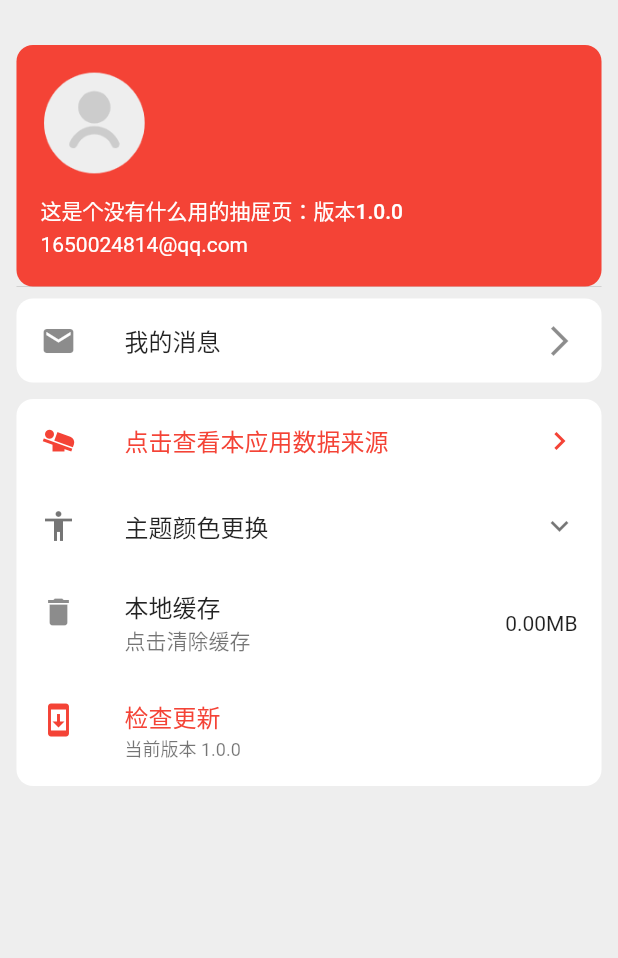
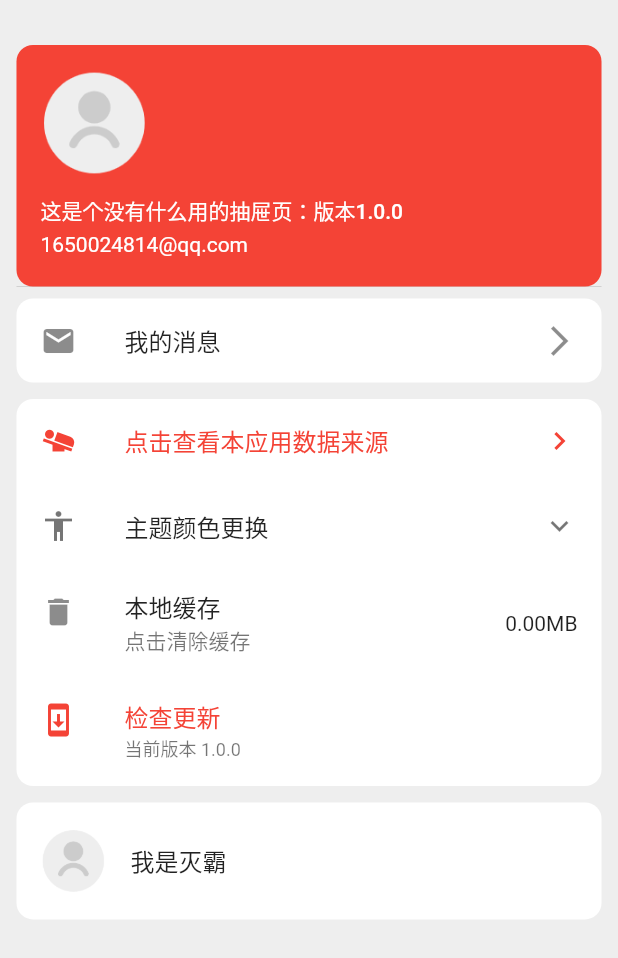
Before and after one commit to wudeh/flutter_music_code, a Flutter app: the DrawerPage screen opened directly, on a phone screen of 412 x 824 dp. Shown: the top 958 px of the screen. Run offline on Flutter 3.47's test engine with Material 2 defaults, Android fonts, the light colour scheme and no system bars; drawn by our look-alikes of oktoast; our stand-ins replace animated_flip_counter, cookie_jar, dio, dio_cookie_manager, event_bus, extended_image and 15 more; missing offline and left inert: crop_your_image, flutter_card_swipper, flutter_downloader; accounts and stored records are empty; network calls fail.

Commit message:
修复搜索框输入多字符遮挡问题；增加灭霸动画

```diff
--- a/lib/page/Drawer/Drawer.dart
+++ b/lib/page/Drawer/Drawer.dart
@@ -4,6 +4,7 @@ import 'package:test22/page/Drawer/Download.dart';
 import 'package:test22/page/Drawer/msg.dart';
 import 'package:test22/page/common/crop_image.dart';
 import 'package:test22/page/common/extended_image.dart';
+import 'package:test22/page/common/mieba.dart';
 import 'package:test22/provider/color.dart';
 import 'package:test22/provider/user.dart';
 import 'package:test22/router/navigator_util.dart';
@@ -238,11 +239,44 @@ class _DrawerPageState extends State<DrawerPage> {
                           borderRadius: BorderRadius.all(Radius.circular(10.w)),
                           color: Colors.white,
                         ),
-                        child: Center(
+                        child: const Center(
                           child: Text("退出登录"),
                         ),
                       ),
-                    )
+                    ),
+              // 一个灭霸消失效果
+              Sandable(
+                child: Container(
+                  padding: EdgeInsets.only(top: 10.w, bottom: 10.w),
+                  margin: EdgeInsets.only(top: 10.w),
+                  decoration: BoxDecoration(
+                    borderRadius: BorderRadius.all(Radius.circular(10.w)),
+                    color: Colors.white,
+                  ),
+                  child: ListTile(
+                    leading: Provider.of<UserModel>(context)
+                            .userInfo
+                            ?.profile
+                            ?.avatarUrl ==
+                        null
+                    ? ClipOval(
+                        child: Image.asset(
+                        'assets/images/img_user_head.png',
+                        width: 40.w,
+                      ))
+                    : ExtenedImage(
+                          img: Provider.of<UserModel>(context)
+                              .userInfo
+                              ?.profile
+                              ?.avatarUrl,
+                          height: 40.w,
+                          width: 40.w,
+                          isRectangle: false,
+                        ),
+                    title: const Text("我是灭霸"),
+                  ),
+                ),
+              )
             ],
           ),
         ),
--- /dev/null
+++ b/lib/page/common/mieba.dart
@@ -0,0 +1,167 @@
+// 手动导入一下各种需要的包
+import 'dart:math';
+import 'dart:typed_data';
+import 'dart:ui';
+
+import 'package:flutter/rendering.dart';
+import 'package:image/image.dart' as image;
+import 'package:flutter/material.dart';
+
+class Sandable extends StatefulWidget {
+  // 将需要沙化的内容包裹起来
+  final Widget child;
+
+  // 吹散动画的时间
+  final Duration duration;
+
+  // 图层数量  图层越多，吹散效果越好但是更耗时
+  final int numberOfLayers;
+
+  Sandable(
+      {Key? key,
+      required this.child,
+      this.duration = const Duration(seconds: 5),
+      this.numberOfLayers = 10})
+      : super(key: key);
+
+  @override
+  _SandableState createState() => _SandableState();
+}
+
+class _SandableState extends State<Sandable> with TickerProviderStateMixin {
+  // 吹散动画Controller
+  AnimationController? _mainController;
+
+  // key of child
+  final GlobalKey _globalKey = GlobalKey();
+
+  // 重叠的分离图层
+  List<Widget> layers = [];
+
+  // 将一个Widget转为image.Image对象
+  _getImageFromWidget() async {
+    // _globalKey为需要图像化的widget的key
+    RenderRepaintBoundary boundary =
+        _globalKey.currentContext!.findRenderObject() as RenderRepaintBoundary;
+
+    // ui.Image => image.Image
+    var img = await boundary.toImage();
+    var byteData = await img.toByteData(format: ImageByteFormat.png);
+    var pngBytes = byteData?.buffer.asUint8List();
+
+    return image.decodeImage(pngBytes!);
+  }
+
+  Future<void> blow() async {
+    // 获取到完整的图像
+    image.Image fullImage = await _getImageFromWidget();
+
+    // 获取原图的宽高
+    int width = fullImage.width;
+    int height = fullImage.height;
+
+    // 初始化与原图相同大小的空白的图层
+    List<image.Image> blankLayers =
+        List.generate(widget.numberOfLayers, (i) => image.Image(width, height));
+
+    // 将原图的像素点，分布到layer中
+    separatePixels(blankLayers, fullImage, width, height);
+
+    // 将图层转换为Widget
+    layers = blankLayers.map((layer) => imageToWidget(layer)).toList();
+
+    // 刷新页面
+    setState(() {});
+
+    // 开始动画
+    _mainController!.forward();
+  }
+
+  void separatePixels(List<image.Image> blankLayers, image.Image fullImage,
+      int width, int height) {
+    // 遍历所有的像素点
+    for (int x = 0; x < width; x++) {
+      for (int y = 0; y < height; y++) {
+        // 获取当前的像素点
+        int pixel = fullImage.getPixel(x, y);
+        // 如果当前像素点是透明的  则直接continue 减少不必要的浪费
+        if (0 == pixel) continue;
+
+        // 随机生成放入的图层index
+        int index = Random().nextInt(widget.numberOfLayers);
+        // 将像素点放入图层
+        blankLayers[index].setPixel(x, y, pixel);
+      }
+    }
+  }
+
+  Widget imageToWidget(image.Image png) {
+    // 先将image 转换为 Uint8List 格式
+    Uint8List data = Uint8List.fromList(image.encodePng(png));
+
+    // 定义一个先快后慢的动画过程曲线
+    CurvedAnimation animation = CurvedAnimation(
+        parent: _mainController!, curve: Interval(0, 1, curve: Curves.easeOut));
+
+    // 定义位移变化的插值（始末偏移量）
+    Animation<Offset> offsetAnimation = Tween<Offset>(
+      begin: Offset.zero,
+      // 基础偏移量+随机偏移量
+      end: Offset(50, -20) +
+          Offset(30, 30).scale((Random().nextDouble() - 0.5) * 2,
+              (Random().nextDouble() - 0.5) * 2),
+    ).animate(animation);
+
+    return AnimatedBuilder(
+      animation: _mainController!,
+      child: Image.memory(data),
+      builder: (context, child) {
+        // 位移动画
+        return Transform.translate(
+          offset: offsetAnimation.value,
+          // 渐隐动画
+          child: Opacity(
+            opacity: cos(animation.value * pi / 2), // 1 => 0
+            child: child,
+          ),
+        );
+      },
+    );
+  }
+
+  @override
+  void initState() {
+    super.initState();
+
+    _mainController =
+        AnimationController(vsync: this, duration: widget.duration);
+  }
+
+  @override
+  void dispose() {
+    _mainController!.dispose();
+    super.dispose();
+  }
+
+  @override
+  Widget build(BuildContext context) {
+    return Stack(
+      children: <Widget>[
+        ...layers, // 沙化图层
+        // 可点击的child 用RepaintBoundary包裹以截图
+        GestureDetector(
+          onTap: () {
+            blow();
+          },
+          // 当动画开始或者结束  本体隐藏
+          child: _mainController!.isAnimating || _mainController!.isCompleted
+              ? Container()
+              : RepaintBoundary(
+                  key: _globalKey,
+                  child: widget.child,
+                ),
+        )
+      ],
+    );
+  }
+}
--- a/lib/page/search/search.dart
+++ b/lib/page/search/search.dart
@@ -425,6 +425,10 @@ class _SearchPageState extends State<SearchPage>
                   focusNode: focusNode,
                   controller: _selectionController,
                   decoration: InputDecoration(
+                    // 这里输入框的输入字数过多字体被遮挡一部分
+                    // 一种方法是加高外层父Widget高度
+                    // 如果外层Container高度固定  给Textformfield设置contentpadding 属性
+                    contentPadding: const EdgeInsets.only(bottom: 10),
                     // labelText: "请输入搜索词",
                     // prefixIcon: Icon(Icons.person),
                     // 未获得焦点下划线设为灰色
@@ -535,7 +539,7 @@ class _SearchPageState extends State<SearchPage>
                     Padding(
                       padding: EdgeInsets.only(left: 8.w),
                       child: Text(
-                        '热门搜索',
+                        hotData.isNotEmpty ? "热门搜索":"",
                         style: TextStyle(fontSize: 18.sp),
                       ),
                     ),
```
Also changed, not shown: 2 other files.
